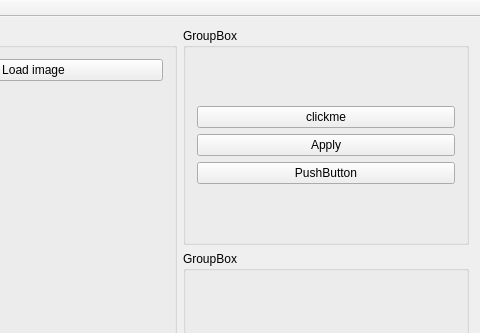
Eaton-Software/hack-junction, file qtapp/mainwindow.ui: the form before one commit; both pictures show x 121 to 601 and y 0 to 333 of the 601 by 500 pixel window.
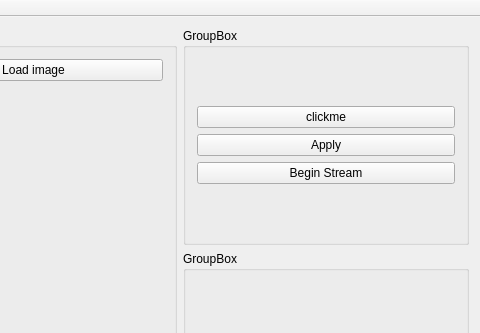
The form after the commit.

Patch:
```diff
--- a/qtapp/mainwindow.ui
+++ b/qtapp/mainwindow.ui
@@ -91,7 +91,7 @@
              <item row="3" column="0">
               <widget class="QPushButton" name="pushButton_4">
                <property name="text">
-                <string>PushButton</string>
+                <string>Begin Stream</string>
                </property>
               </widget>
              </item>
```
Left out of the diff: 2 changed lines with no effect on the pictures.
